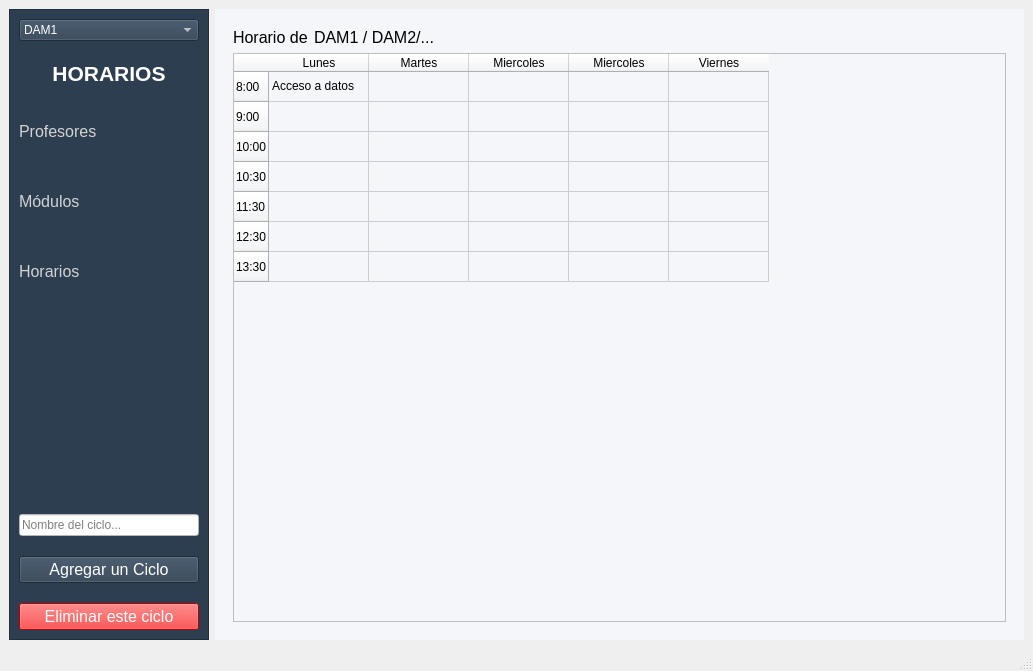
Old version of the form src/ui/horarios.ui in the repository IvanJesusCorbalanPascual/Creador-de-Horarios.
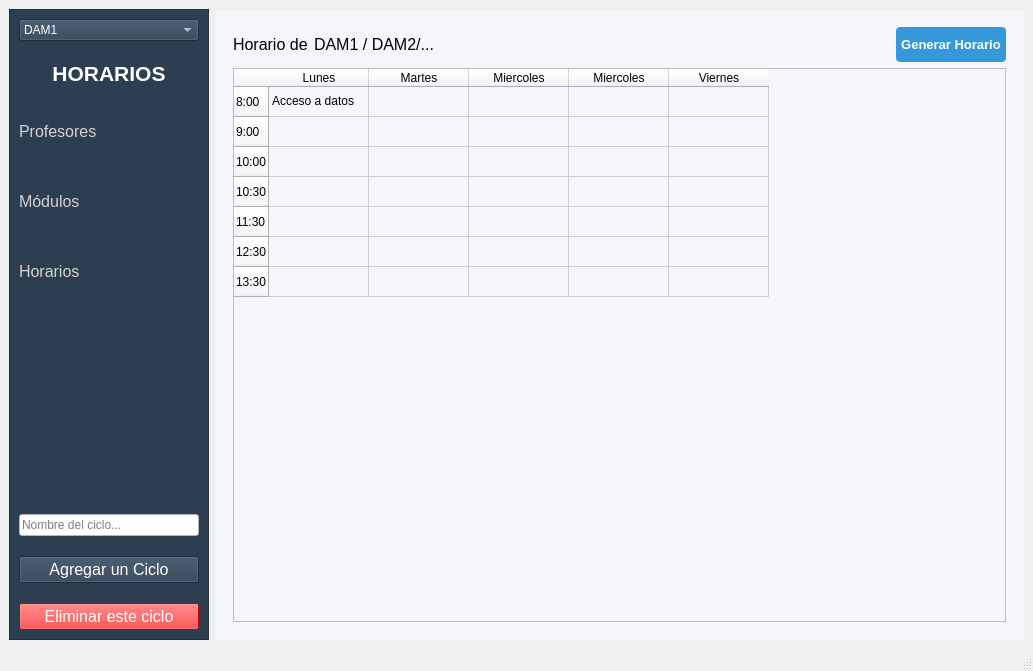
New version of the form.

```diff
--- a/src/ui/horarios.ui
+++ b/src/ui/horarios.ui
@@ -624,6 +624,53 @@
                </property>
               </spacer>
              </item>
+             <item>
+              <widget class="QPushButton" name="btn_generar_auto">
+               <property name="minimumSize">
+                <size>
+                 <width>0</width>
+                 <height>35</height>
+                </size>
+               </property>
+               <property name="maximumSize">
+                <size>
+                 <width>250</width>
+                 <height>300</height>
+                </size>
+               </property>
+               <property name="font">
+                <font>
+                 <pointsize>-1</pointsize>
+                 <weight>75</weight>
+                 <bold>true</bold>
+                </font>
+               </property>
+               <property name="cursor">
+                <cursorShape>PointingHandCursor</cursorShape>
+               </property>
+               <property name="styleSheet">
+                <string notr="true">QPushButton {
+    background-color: #3498db; /* Azul profesional (mismo tono que suele usarse con temas oscuros) */
+    color: white;
+    font-weight: bold;
+    font-size: 13px; /* Letra un pelín más pequeña */
+    border-radius: 4px; /* Bordes menos redondeados, más serio */
+    padding: 5px;
+}
+
+QPushButton:hover {
+    background-color: #2980b9; /* Un poco más oscuro al pasar el ratón */
+}
+
+QPushButton:pressed {
+    background-color: #1abc9c; /* Un toque sutil al clicar */
+}</string>
+               </property>
+               <property name="text">
+                <string>Generar Horario</string>
+               </property>
+              </widget>
+             </item>
             </layout>
            </item>
            <item>
```
